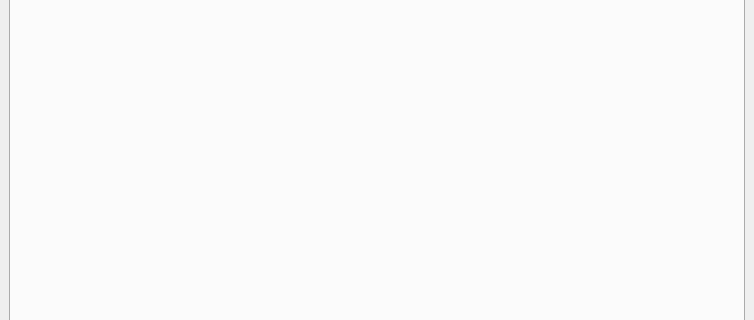
Old version of the form ui/main.ui in the repository HeroZ6/haiwaitest_tool; both pictures show x 0 to 754 and y 203 to 523 of the 754 by 718 pixel window.
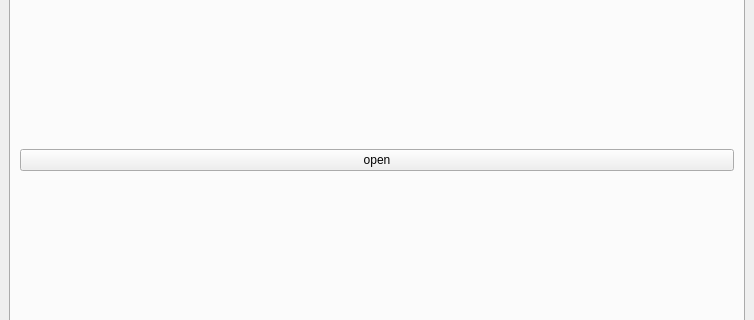
New version of the form. The open tabs and pages were chosen to show the change. Custom widgets are drawn as their Qt base class.

```diff
--- a/ui/main.ui
+++ b/ui/main.ui
@@ -681,7 +681,15 @@
          </attribute>
          <layout class="QVBoxLayout" name="verticalLayout_5">
           <item>
-           <layout class="QVBoxLayout" name="verticalLayout_4"/>
+           <layout class="QVBoxLayout" name="verticalLayout_4">
+            <item>
+             <widget class="QPushButton" name="key_input">
+              <property name="text">
+               <string>open</string>
+              </property>
+             </widget>
+            </item>
+           </layout>
           </item>
          </layout>
         </widget>
```
